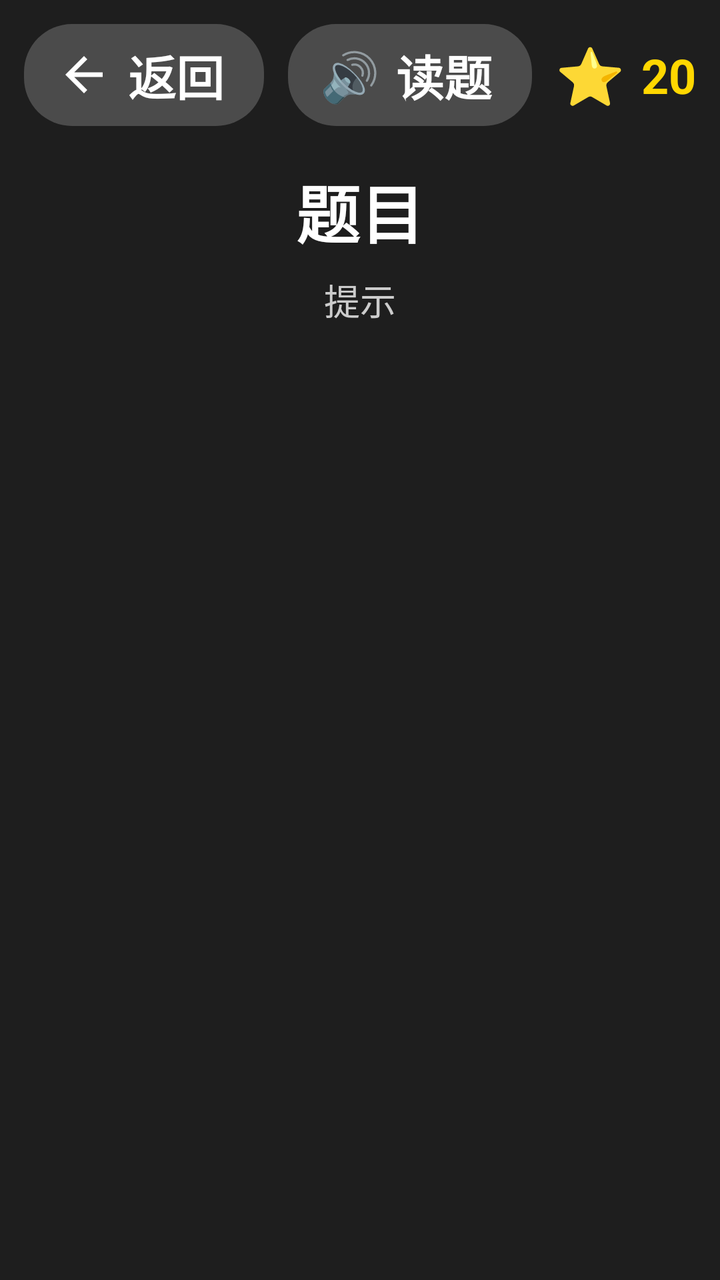
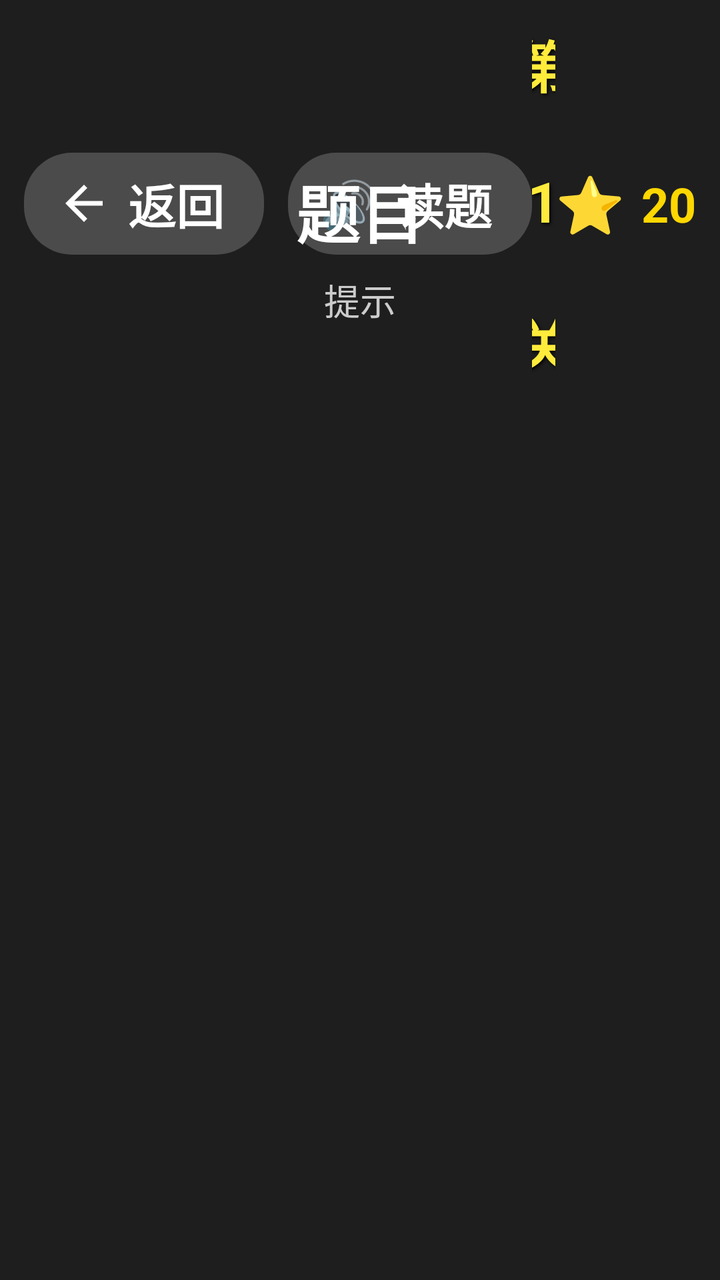

Compare the two renders of this Android layout. The source of the first and the diff that turns it into the second are given below.
<!-- AndroidManifest.xml: application theme Theme.ChineseLearning -->
<!-- res/layout/fragment_game.xml -->
<?xml version="1.0" encoding="utf-8"?>
<FrameLayout xmlns:android="http://schemas.android.com/apk/res/android"
    android:layout_width="match_parent"
    android:layout_height="match_parent"
    android:background="#1E1E1E">

    
    <LinearLayout
        android:layout_width="match_parent"
        android:layout_height="wrap_content"
        android:layout_gravity="top"
        android:orientation="horizontal"
        android:gravity="center_vertical"
        android:padding="12dp">

        
        <LinearLayout
            android:id="@+id/tv_back"
            android:layout_width="wrap_content"
            android:layout_height="wrap_content"
            android:orientation="horizontal"
            android:gravity="center_vertical"
            android:focusable="true"
            android:clickable="true"
            android:background="@drawable/bg_back_button"
            android:paddingStart="16dp"
            android:paddingEnd="20dp"
            android:paddingTop="8dp"
            android:paddingBottom="8dp">

            <ImageView
                android:layout_width="28dp"
                android:layout_height="28dp"
                android:src="@drawable/ic_back"
                android:layout_marginEnd="8dp" />

            <TextView
                android:layout_width="wrap_content"
                android:layout_height="wrap_content"
                android:text="返回"
                android:textSize="24sp"
                android:textColor="#FFFFFF"
                android:textStyle="bold" />
        </LinearLayout>

        
        <LinearLayout
            android:id="@+id/btn_replay"
            android:layout_width="wrap_content"
            android:layout_height="wrap_content"
            android:orientation="horizontal"
            android:gravity="center_vertical"
            android:focusable="true"
            android:clickable="true"
            android:background="@drawable/bg_back_button"
            android:layout_marginStart="12dp"
            android:paddingStart="16dp"
            android:paddingEnd="20dp"
            android:paddingTop="8dp"
            android:paddingBottom="8dp">

            <TextView
                android:layout_width="wrap_content"
                android:layout_height="wrap_content"
                android:text="🔊"
                android:textSize="24sp" />

            <TextView
                android:layout_width="wrap_content"
                android:layout_height="wrap_content"
                android:text="读题"
                android:textSize="24sp"
                android:textColor="#FFFFFF"
                android:textStyle="bold"
                android:layout_marginStart="8dp" />
        </LinearLayout>

        <View
            android:layout_width="0dp"
            android:layout_height="1dp"
            android:layout_weight="1" />

        
        <TextView
            android:id="@+id/tv_star_icon"
            android:layout_width="wrap_content"
            android:layout_height="wrap_content"
            android:text="⭐"
            android:textSize="@dimen/star_icon_text_size"
            android:textColor="#FFD700" />

        <TextView
            android:id="@+id/tv_stars"
            android:layout_width="wrap_content"
            android:layout_height="wrap_content"
            android:text="20"
            android:textColor="#FFD700"
            android:textSize="@dimen/star_count_text_size"
            android:textStyle="bold"
            android:layout_marginStart="8dp" />
    </LinearLayout>

    
    <LinearLayout
        android:id="@+id/content_container"
        android:layout_width="match_parent"
        android:layout_height="match_parent"
        android:orientation="vertical"
        android:gravity="center"
        android:padding="12dp"
        android:layout_marginTop="70dp">

        <TextView
            android:id="@+id/tv_question"
            android:layout_width="match_parent"
            android:layout_height="wrap_content"
            android:text="题目"
            android:textSize="@dimen/question_text_size"
            android:textStyle="bold"
            android:textColor="#FFFFFF"
            android:gravity="center"
            android:layout_marginBottom="8dp" />

        <TextView
            android:id="@+id/tv_hint"
            android:layout_width="match_parent"
            android:layout_height="wrap_content"
            android:text="提示"
            android:textSize="@dimen/hint_text_size"
            android:textColor="#CCCCCC"
            android:gravity="center"
            android:layout_marginBottom="12dp" />

        <LinearLayout
            android:id="@+id/options_container"
            android:layout_width="match_parent"
            android:layout_height="0dp"
            android:layout_weight="1"
            android:orientation="horizontal"
            android:gravity="center"
            android:clipChildren="false"
            android:clipToPadding="false" />
    </LinearLayout>

    
    <VideoView
        android:id="@+id/video_success"
        android:layout_width="match_parent"
        android:layout_height="match_parent"
        android:visibility="gone"
        android:focusable="false"
        android:focusableInTouchMode="false" />

    
    <VideoView
        android:id="@+id/video_error"
        android:layout_width="match_parent"
        android:layout_height="match_parent"
        android:visibility="gone"
        android:focusable="false"
        android:focusableInTouchMode="false" />

</FrameLayout>
<!-- resources referenced by this layout -->
<resources>
  <dimen name="hint_text_size">18sp</dimen>
  <dimen name="question_text_size">32sp</dimen>
  <dimen name="star_count_text_size">24sp</dimen>
  <dimen name="star_icon_text_size">28sp</dimen>
  <!-- drawable bg_back_button (drawable) -->
  <?xml version="1.0" encoding="utf-8"?>
  <selector xmlns:android="http://schemas.android.com/apk/res/android">
      
      <item android:state_focused="true">
          <shape android:shape="rectangle">
              <solid android:color="#FF9800" />
              <corners android:radius="24dp" />
              <stroke android:width="3dp" android:color="#FFFFFF" />
          </shape>
      </item>
      
      <item>
          <shape android:shape="rectangle">
              <solid android:color="#33FFFFFF" />
              <corners android:radius="24dp" />
          </shape>
      </item>
  </selector>
  <!-- drawable ic_back (drawable) -->
  <?xml version="1.0" encoding="utf-8"?>
  <vector xmlns:android="http://schemas.android.com/apk/res/android"
      android:width="32dp"
      android:height="32dp"
      android:viewportWidth="24"
      android:viewportHeight="24">
      
      <path
          android:fillColor="#FFFFFF"
          android:pathData="M20,11H7.83l5.59,-5.59L12,4l-8,8 8,8 1.41,-1.41L7.83,13H20v-2z" />
  </vector>
  <style name="Theme.ChineseLearning" parent="Theme.AppCompat.NoActionBar">
          <item name="android:windowBackground">@color/black</item>
          <item name="android:colorPrimary">@color/purple_500</item>
          <item name="android:colorPrimaryDark">@color/purple_700</item>
          <item name="android:colorAccent">@color/teal_200</item>
      </style>
  <color name="black">#FF000000</color>
  <color name="purple_500">#FF6200EE</color>
  <color name="purple_700">#FF3700B3</color>
  <color name="teal_200">#FF03DAC5</color>
</resources>

<!-- the commit's change to res/layout/fragment_game.xml (unified diff, before → after) -->
@@ -75,10 +75,21 @@
                 android:layout_marginStart="8dp" />
         </LinearLayout>
 
-        <View
+        
+        <TextView
+            android:id="@+id/tv_level_info"
             android:layout_width="0dp"
-            android:layout_height="1dp"
-            android:layout_weight="1" />
+            android:layout_height="wrap_content"
+            android:layout_weight="1"
+            android:text="第 1 关"
+            android:textSize="28sp"
+            android:textColor="#FFEB3B"
+            android:textStyle="bold"
+            android:gravity="center"
+            android:shadowColor="#000000"
+            android:shadowDx="2"
+            android:shadowDy="2"
+            android:shadowRadius="4" />
 
         
         <TextView
